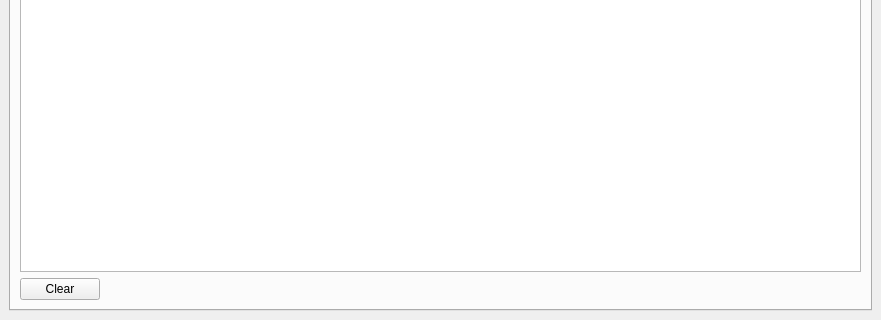
Above: foqus_lib/gui/help/helpBrowser_UI.ui from CCSI-Toolset/FOQUS before the change; both pictures show x 0 to 881 and y 414 to 734 of the 881 by 734 pixel window. Below: the same form after it.
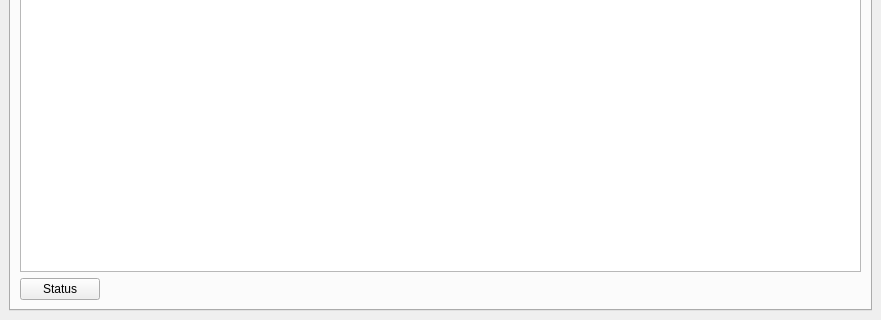
That is the form after the change. The open tabs and pages were chosen to show the change. Icons and pictures are not drawn.

Commit message: Add default turbine_aws.cfg and status button for Cloud Log

Patch:
```diff
--- a/foqus_lib/gui/help/helpBrowser_UI.ui
+++ b/foqus_lib/gui/help/helpBrowser_UI.ui
@@ -353,16 +353,16 @@
        <attribute name="title">
         <string>FOQUS Cloud</string>
        </attribute>
-       <layout class="QVBoxLayout" name="verticalLayout_6">
+       <layout class="QVBoxLayout" name="CloudVerticalLayout">
         <item>
          <widget class="QTextBrowser" name="CloudLogView"/>
         </item>
         <item>
-         <layout class="QHBoxLayout" name="horizontalLayout_4">
+         <layout class="QHBoxLayout" name="CloudHorizontalLayout">
           <item>
-           <widget class="QPushButton" name="clearLogButton">
+           <widget class="QPushButton" name="statusCloudButton">
             <property name="text">
-             <string>Clear</string>
+             <string>Status</string>
             </property>
            </widget>
           </item>
```
The commit also changes 3 other files.
